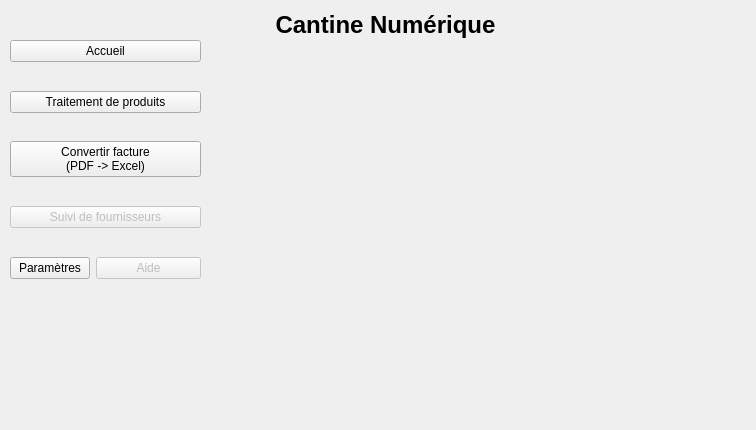
Old version of the form gui/mainwindow.ui in the repository WallaceVBB/EpiData.
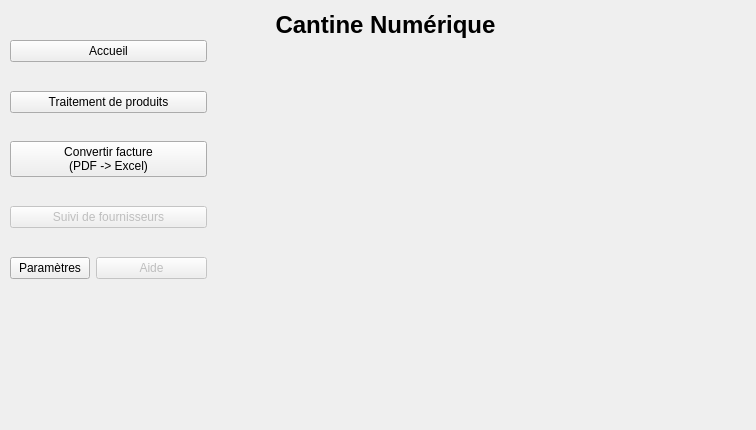
New version of the form. The open tabs and pages were chosen to show the change.

Commit message: Fix bug of columns moving if product already exists in datebase. Add TODOs in data_processing.py and navigation/n_traitement.py.

The edit to the form file:
```diff
--- a/gui/mainwindow.ui
+++ b/gui/mainwindow.ui
@@ -35,6 +35,12 @@
    <bool>true</bool>
   </property>
   <widget class="QWidget" name="centralwidget">
+   <property name="sizePolicy">
+    <sizepolicy hsizetype="Expanding" vsizetype="Expanding">
+     <horstretch>0</horstretch>
+     <verstretch>0</verstretch>
+    </sizepolicy>
+   </property>
    <property name="layoutDirection">
     <enum>Qt::LayoutDirection::LeftToRight</enum>
    </property>
@@ -91,7 +97,7 @@
      <rect>
       <x>10</x>
       <y>40</y>
-      <width>191</width>
+      <width>197</width>
       <height>239</height>
      </rect>
     </property>
```
Left out of the diff: 1 changed line with no effect on the pictures. The commit also changes 2 other files.
